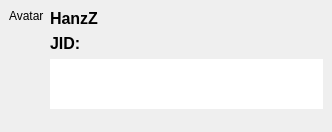
Before: the Qt Designer form widgets/rostertooltip.ui in xmpp-graveyard/jabbim, drawn with Qt 5.
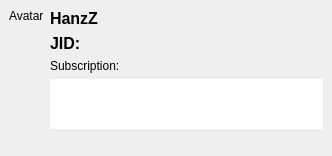
After: the same form once the commit is applied.

Commit message: added subscription to roster tooltip

Diff of the .ui file:
```diff
--- a/widgets/rostertooltip.ui
+++ b/widgets/rostertooltip.ui
@@ -6,7 +6,7 @@
     <x>0</x>
     <y>0</y>
     <width>332</width>
-    <height>132</height>
+    <height>156</height>
    </rect>
   </property>
   <property name="windowTitle" >
@@ -124,6 +124,25 @@
        </property>
       </widget>
      </item>
+     <item>
+      <widget class="QLabel" name="subscription" >
+       <property name="sizePolicy" >
+        <sizepolicy vsizetype="Preferred" hsizetype="Expanding" >
+         <horstretch>0</horstretch>
+         <verstretch>0</verstretch>
+        </sizepolicy>
+       </property>
+       <property name="mouseTracking" >
+        <bool>true</bool>
+       </property>
+       <property name="text" >
+        <string>Subscription:</string>
+       </property>
+       <property name="wordWrap" >
+        <bool>true</bool>
+       </property>
+      </widget>
+     </item>
      <item>
       <widget class="QTextBrowser" name="status" >
        <property name="sizePolicy" >
```
The commit also changes 3 other files.
